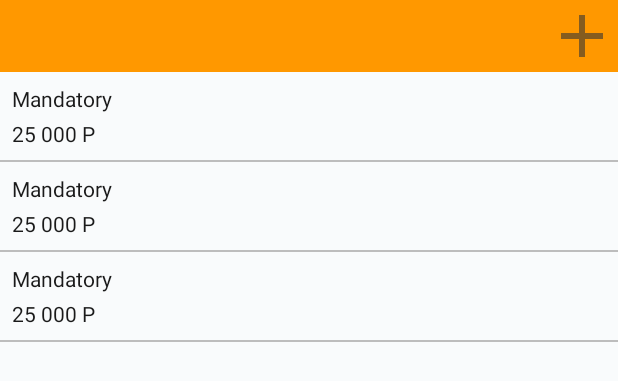
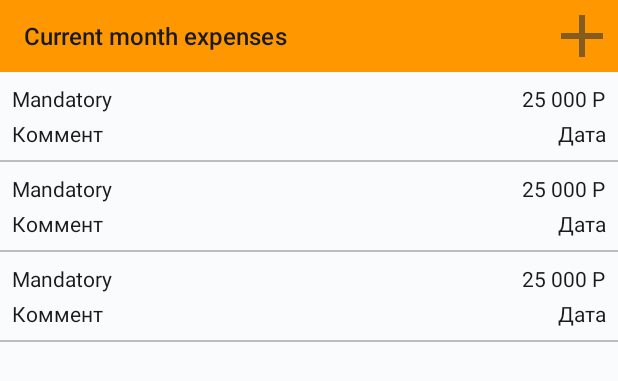
Before and after one commit to artyomefimov/ExpensesControl, an Android app: the layout expenses_control_app_widget.xml on its own in the app's theme, with its tools: preview values and no code run, on a phone screen of 412 x 824 dp. Shown: the top 381 px of the screen. Run offline under Robolectric (Android 15) with nearby library versions, the phone set to English and light mode, and no system bars.

Commit message:
Визуальные улучшения виджета #10

```diff
--- a/app/src/main/java/com/artyomefimov/expensescontrol/domain/interactor/expense/ExpenseInteractorImpl.kt
+++ b/app/src/main/java/com/artyomefimov/expensescontrol/domain/interactor/expense/ExpenseInteractorImpl.kt
@@ -83,7 +83,6 @@ class ExpenseInteractorImpl @Inject constructor(
     }
 
     private fun updateWidget() {
-        // todo не всегда обновляет
         Intent(context, ExpensesControlAppWidget::class.java)
             .apply { action = AppWidgetManager.ACTION_APPWIDGET_UPDATE }
             .also { context.sendBroadcast(it) }
--- a/app/src/main/java/com/artyomefimov/expensescontrol/infrastructure/widget/ExpensesWidgetRemoteViewsFactory.kt
+++ b/app/src/main/java/com/artyomefimov/expensescontrol/infrastructure/widget/ExpensesWidgetRemoteViewsFactory.kt
@@ -55,8 +55,10 @@ class ExpensesWidgetRemoteViewsFactory(
     override fun getViewAt(position: Int): RemoteViews {
         val expense = expenses[position]
         return RemoteViews(appContext.packageName, R.layout.widget_list_item).apply {
+            setTextViewText(R.id.widgetSumTextView, expense.sum)
+            setTextViewText(R.id.widgetCommentTextView, expense.comment)
             setTextViewText(R.id.widgetCategoryTextView, expense.category)
-            setTextViewText(R.id.widgetSumTextView, expense.sum)
+            setTextViewText(R.id.widgetTimestampTextView, expense.timestamp)
         }
     }
 
--- a/app/src/main/res/layout/expenses_control_app_widget.xml
+++ b/app/src/main/res/layout/expenses_control_app_widget.xml
@@ -14,6 +14,16 @@
         android:layout_alignParentTop="true"
         android:layout_centerHorizontal="true"
         android:background="?attr/topBarBackgroundColor">
+
+        <TextView
+            android:layout_width="wrap_content"
+            android:layout_height="wrap_content"
+            android:layout_alignStart="@id/widgetAddImageView"
+            android:layout_alignParentStart="true"
+            android:layout_centerVertical="true"
+            android:layout_marginStart="@dimen/margin_16dp"
+            android:text="@string/current_month_expenses"
+            android:textAppearance="@style/TextStyle.Size16.Medium" />
 
         <ImageView
             android:id="@+id/widgetAddImageView"
--- a/app/src/main/res/layout/widget_list_item.xml
+++ b/app/src/main/res/layout/widget_list_item.xml
@@ -1,5 +1,5 @@
 <?xml version="1.0" encoding="utf-8"?>
-<LinearLayout
+<RelativeLayout
     xmlns:android="http://schemas.android.com/apk/res/android"
     xmlns:tools="http://schemas.android.com/tools"
     android:layout_width="match_parent"
@@ -11,15 +11,39 @@
         android:id="@+id/widgetCategoryTextView"
         android:layout_width="wrap_content"
         android:layout_height="wrap_content"
-        tools:text="@string/category_mandatory_payments"
-        android:textAppearance="@style/TextStyle.Size14"/>
+        android:layout_alignParentStart="true"
+        android:layout_alignParentTop="true"
+        android:textAppearance="@style/TextStyle.Size14"
+        tools:text="@string/category_mandatory_payments" />
 
     <TextView
         android:id="@+id/widgetSumTextView"
         android:layout_width="wrap_content"
         android:layout_height="wrap_content"
+        android:layout_alignParentTop="true"
+        android:layout_alignParentEnd="true"
+        android:textAppearance="@style/TextStyle.Size14"
+        tools:text="25 000 Р"
+        tools:ignore="RelativeOverlap" />
+
+    <TextView
+        android:id="@+id/widgetCommentTextView"
+        android:layout_width="wrap_content"
+        android:layout_height="wrap_content"
+        android:layout_below="@id/widgetCategoryTextView"
+        android:layout_alignParentStart="true"
         android:layout_marginTop="@dimen/margin_4dp"
         android:textAppearance="@style/TextStyle.Size14"
-        tools:text="25 000 Р" />
+        tools:text="Коммент" />
 
-</LinearLayout>
+    <TextView
+        android:id="@+id/widgetTimestampTextView"
+        android:layout_width="wrap_content"
+        android:layout_height="wrap_content"
+        android:layout_below="@id/widgetSumTextView"
+        android:layout_alignParentEnd="true"
+        android:layout_marginTop="@dimen/margin_4dp"
+        android:textAppearance="@style/TextStyle.Size14"
+        tools:text="Дата" />
+
+</RelativeLayout>
--- a/app/src/main/res/values/strings.xml
+++ b/app/src/main/res/values/strings.xml
@@ -52,4 +52,5 @@
     <string name="common_sum">Common sum for these expenses is\n%1$s</string>
     <string name="no_matching_items">No items matching this filter</string>
     <string name="no_expenses_for_current_month">No expenses for current month</string>
+    <string name="current_month_expenses">Current month expenses</string>
 </resources>
--- a/app/src/main/res/xml/expenses_control_app_widget_info.xml
+++ b/app/src/main/res/xml/expenses_control_app_widget_info.xml
@@ -6,5 +6,5 @@
     android:minHeight="@dimen/widget_height"
     android:previewImage="@drawable/example_appwidget_preview"
     android:resizeMode="horizontal|vertical"
-    android:updatePeriodMillis="86400000"
+    android:updatePeriodMillis="3600000"
     android:widgetCategory="home_screen" />
```
Also changed, not shown: 1 other file.
